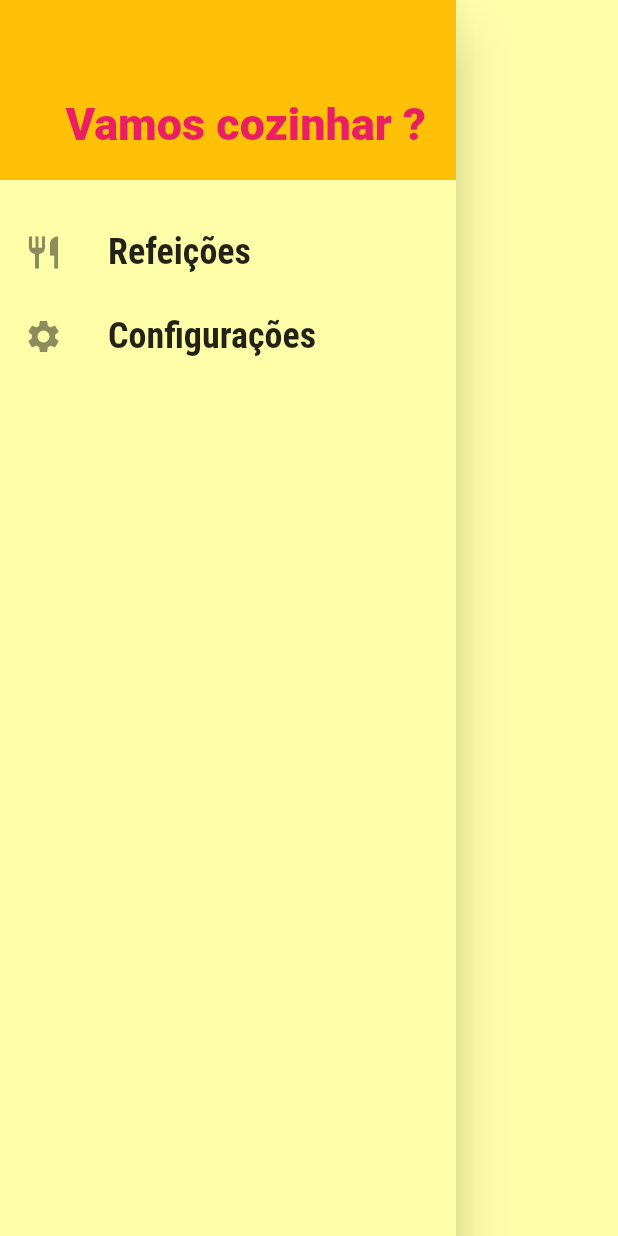
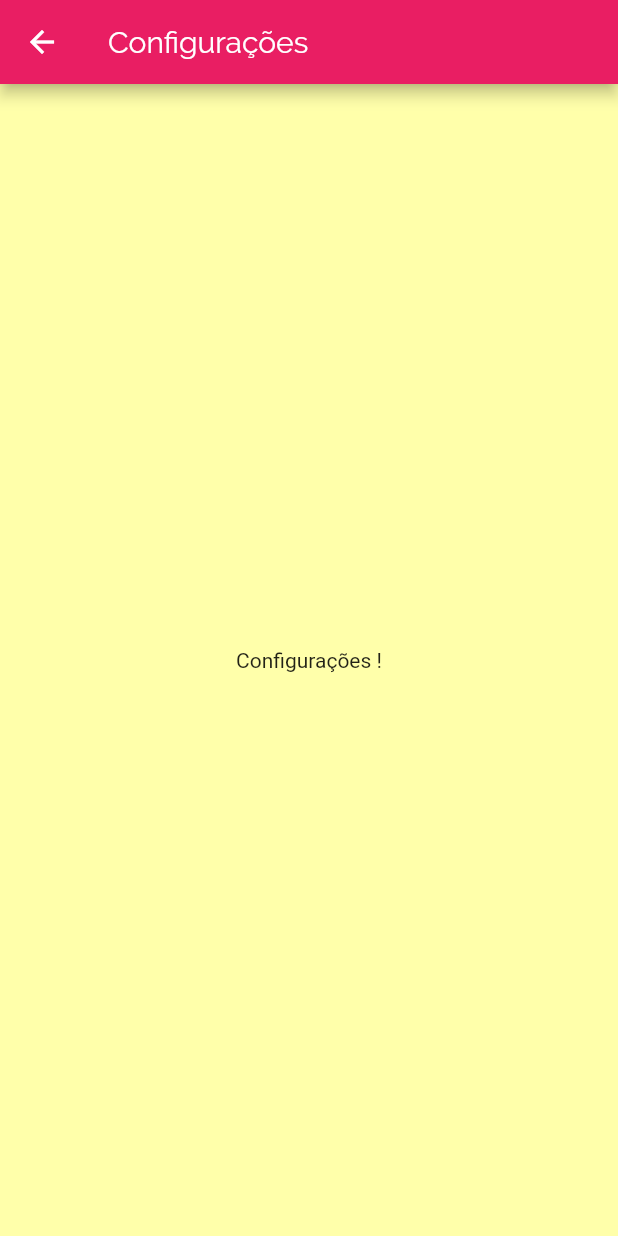
Before and after one commit to DanielErnany/meals, a Flutter app: the MainDrawer widget shown alone on an empty page, opened directly, after a tap on "Configurações", on a phone screen of 412 x 824 dp. Run offline on Flutter 3.47's test engine with Material 2 defaults, Android fonts, the phone set to English and light mode, and no system bars; network calls fail.

Commit message:
chama as telas pelo menu lateral(drawer)

```diff
--- a/lib/components/main_drawer.dart
+++ b/lib/components/main_drawer.dart
@@ -1,7 +1,8 @@
 import 'package:flutter/material.dart';
+import '../utils/app_routes.dart';
 
 class MainDrawer extends StatelessWidget {
-  Widget _createItem(IconData icon, String label) {
+  Widget _createItem(IconData icon, String label, Function onTap) {
     return ListTile(
       leading: Icon(
         icon,
@@ -15,7 +16,7 @@ class MainDrawer extends StatelessWidget {
           fontWeight: FontWeight.bold,
         ),
       ),
-      onTap: () {},
+      onTap: onTap,
     );
   }
 
@@ -40,8 +41,16 @@ class MainDrawer extends StatelessWidget {
             ),
           ),
           SizedBox(height: 20),
-          _createItem(Icons.restaurant, 'Refeições'),
-          _createItem(Icons.settings, 'Configurações'),
+          _createItem(
+            Icons.restaurant,
+            'Refeições',
+            () => Navigator.of(context).pushNamed(AppRoutes.HOME),
+          ),
+          _createItem(
+            Icons.settings,
+            'Configurações',
+            () => Navigator.of(context).pushNamed(AppRoutes.SETTINGS),
+          ),
         ],
       ),
     );
--- a/lib/main.dart
+++ b/lib/main.dart
@@ -2,7 +2,7 @@ import 'package:flutter/material.dart';
 import 'package:meals/screens/categories_meals_screen.dart';
 import 'package:meals/screens/meal_detail_screen.dart';
 import 'package:meals/utils/app_routes.dart';
-import 'screens/categories_screen.dart';
+import 'screens/settings.dart';
 import 'screens/tabs_screen.dart';
 
 void main() => runApp(MyApp());
@@ -39,6 +39,8 @@ class MyApp extends StatelessWidget {
         AppRoutes.CATEGORIES_MEALS: (ctx) => CategoriesMealsScreen(),
         // Rota que mostra mais detalhes da refeição
         AppRoutes.MEAL_DETAIL: (ctx) => MealDetailScreen(),
+        // Rota que mostra a tela de configurações
+        AppRoutes.SETTINGS: (ctx) => SettingsScreen(),
       },
       // onGenerateRoute serve para criar rotas dinamicamente
       //  caso alguma rotes seja chamada e ñ esteja cadastrada
--- /dev/null
+++ b/lib/screens/settings.dart
@@ -0,0 +1,15 @@
+import 'package:flutter/material.dart';
+
+class SettingsScreen extends StatelessWidget {
+  @override
+  Widget build(BuildContext context) {
+    return Scaffold(
+      appBar: AppBar(
+        title: Text('Configurações'),
+      ),
+      body: Center(
+        child: Text('Configurações !'),
+      ),
+    );
+  }
+}
--- a/lib/utils/app_routes.dart
+++ b/lib/utils/app_routes.dart
@@ -2,4 +2,5 @@ class AppRoutes {
   static const HOME = '/';
   static const CATEGORIES_MEALS = '/categories-meals';
   static const MEAL_DETAIL = '/meal-detail';
+  static const SETTINGS = '/settings';
 }
```
